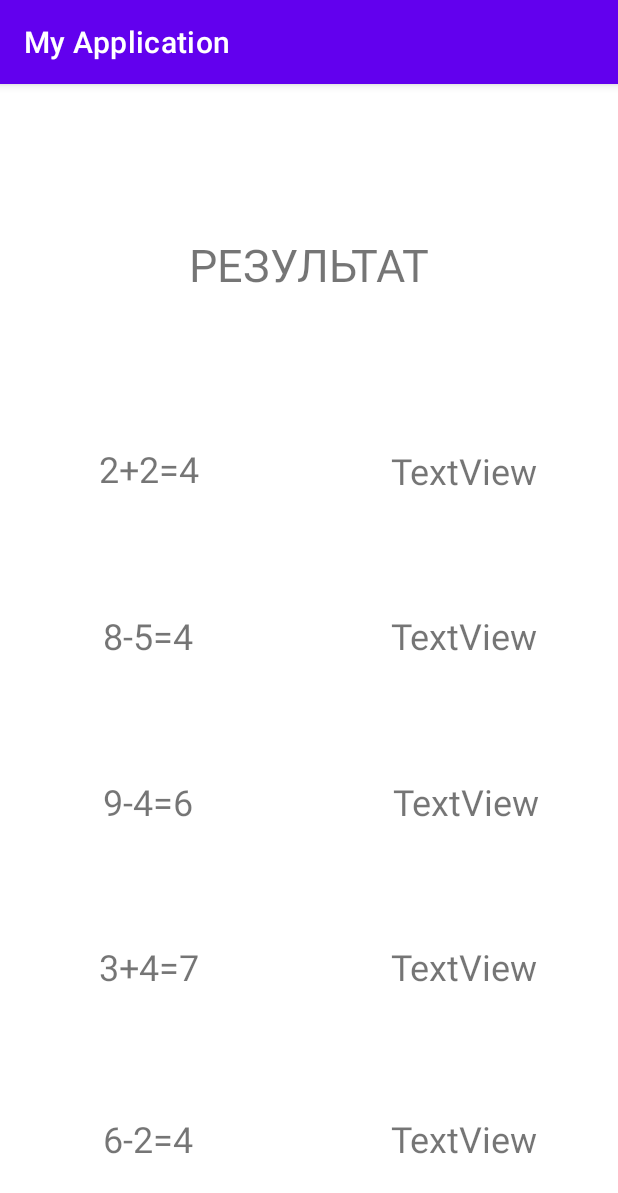
After one commit to Mve9031177286/Android_2020, an Android app: the ResultActivity screen opened directly, with no data from a screen before it, on a phone screen of 412 x 824 dp. The commit adds this screen. Shown: the top 1193 px of the screen. Run offline under Robolectric (Android 15) with nearby library versions, the phone set to English and light mode, and no system bars.

Commit message:
Подключил третью активность Вопросы подцеплены Правильность ответов пока нет

```diff
--- a/MyApplication/app/src/main/AndroidManifest.xml
+++ b/MyApplication/app/src/main/AndroidManifest.xml
@@ -9,7 +9,8 @@
         android:roundIcon="@mipmap/ic_launcher_round"
         android:supportsRtl="true"
         android:theme="@style/Theme.MyApplication">
-        <activity android:name=".AnswerActivity"></activity>
+        <activity android:name=".ResultActivity"></activity>
+        <activity android:name=".AnswerActivity" />
         <activity android:name=".MainActivity">
             <intent-filter>
                 <action android:name="android.intent.action.MAIN" />
--- a/MyApplication/app/src/main/java/com/example/myapplication/MainActivity.java
+++ b/MyApplication/app/src/main/java/com/example/myapplication/MainActivity.java
@@ -20,6 +20,7 @@ public class MainActivity extends AppCompatActivity {
     private Button yesBtn;// создал кнопку "да"
     private Button noBtn;// создал кнопку "нет"
     private Button showAnswer;
+    private Button resultBtn;
 
     private Question[] questions = new Question[]{
             new Question(R.string.question1, true),
@@ -43,7 +44,8 @@ public class MainActivity extends AppCompatActivity {
         textView = findViewById(R.id.textView);
         yesBtn = findViewById(R.id.yesBtn);// соединил кнопку "да" с компонентом view
         noBtn = findViewById(R.id.noBtn);//  соединил кнопку "нет" с компонентом view, стандартная конструкция, надо запомнить
-        showAnswer = findViewById(R.id.showAnswer);
+        showAnswer = findViewById(R.id.showAnswer);  //  в общем, контактим с виджетом
+        resultBtn = findViewById(R.id.resultBtn);
 
         textView.setText(questions[questionIndex].getQuestionResId());
         yesBtn.setOnClickListener(new View.OnClickListener() { // обработка нажатия пользователем кнопки "да"
@@ -85,6 +87,14 @@ public class MainActivity extends AppCompatActivity {
             }
         });
 
+        resultBtn.setOnClickListener(new View.OnClickListener() {
+            @Override
+            public void onClick(View view) {
+                Intent intent = new Intent(MainActivity.this, ResultActivity.class);
+                startActivity(intent); // командую: запускаем активность
+            }
+        });
+
     }
     @Override
     public void onStart(){
--- /dev/null
+++ b/MyApplication/app/src/main/java/com/example/myapplication/ResultActivity.java
@@ -0,0 +1,14 @@
+package com.example.myapplication;
+
+import androidx.appcompat.app.AppCompatActivity;
+
+import android.os.Bundle;
+
+public class ResultActivity extends AppCompatActivity {
+
+    @Override
+    protected void onCreate(Bundle savedInstanceState) {
+        super.onCreate(savedInstanceState);
+        setContentView(R.layout.activity_result);
+    }
+}
--- a/MyApplication/app/src/main/res/layout/activity_main.xml
+++ b/MyApplication/app/src/main/res/layout/activity_main.xml
@@ -50,6 +50,17 @@
         app:layout_constraintBottom_toBottomOf="parent"
         app:layout_constraintEnd_toEndOf="parent"
         app:layout_constraintStart_toStartOf="parent"
-        app:layout_constraintTop_toBottomOf="@+id/yesBtn" />
+        app:layout_constraintTop_toBottomOf="@+id/yesBtn"
+        app:layout_constraintVertical_bias="0.274" />
+
+    <Button
+        android:id="@+id/resultBtn"
+        android:layout_width="wrap_content"
+        android:layout_height="wrap_content"
+        android:text="@string/result"
+        app:layout_constraintBottom_toBottomOf="parent"
+        app:layout_constraintEnd_toEndOf="parent"
+        app:layout_constraintStart_toStartOf="parent"
+        app:layout_constraintTop_toBottomOf="@+id/showAnswer" />
 
 </androidx.constraintlayout.widget.ConstraintLayout>
--- /dev/null
+++ b/MyApplication/app/src/main/res/layout/activity_result.xml
@@ -0,0 +1,148 @@
+<?xml version="1.0" encoding="utf-8"?>
+<androidx.constraintlayout.widget.ConstraintLayout xmlns:android="http://schemas.android.com/apk/res/android"
+    xmlns:app="http://schemas.android.com/apk/res-auto"
+    xmlns:tools="http://schemas.android.com/tools"
+    android:layout_width="match_parent"
+    android:layout_height="match_parent"
+    tools:context=".ResultActivity">
+
+    <TextView
+        android:id="@+id/textView5"
+        android:layout_width="wrap_content"
+        android:layout_height="wrap_content"
+        android:text="@string/question3"
+        android:textSize="24sp"
+        app:layout_constraintBottom_toBottomOf="parent"
+        app:layout_constraintEnd_toStartOf="@+id/textView6"
+        app:layout_constraintHorizontal_bias="0.339"
+        app:layout_constraintStart_toStartOf="parent"
+        app:layout_constraintTop_toTopOf="parent"
+        app:layout_constraintVertical_bias="0.628" />
+
+    <TextView
+        android:id="@+id/textView6"
+        android:layout_width="wrap_content"
+        android:layout_height="wrap_content"
+        android:layout_marginEnd="52dp"
+        android:text="TextView"
+        android:textSize="24sp"
+        app:layout_constraintBottom_toBottomOf="parent"
+        app:layout_constraintEnd_toEndOf="parent"
+        app:layout_constraintTop_toTopOf="parent"
+        app:layout_constraintVertical_bias="0.628" />
+
+    <TextView
+        android:id="@+id/textView7"
+        android:layout_width="wrap_content"
+        android:layout_height="wrap_content"
+        android:text="TextView"
+        android:textSize="24sp"
+        app:layout_constraintBottom_toTopOf="@+id/textView6"
+        app:layout_constraintEnd_toEndOf="parent"
+        app:layout_constraintHorizontal_bias="0.831"
+        app:layout_constraintStart_toStartOf="parent"
+        app:layout_constraintTop_toTopOf="parent"
+        app:layout_constraintVertical_bias="0.818" />
+
+    <TextView
+        android:id="@+id/textView8"
+        android:layout_width="wrap_content"
+        android:layout_height="wrap_content"
+        android:text="TextView"
+        android:textSize="24sp"
+        app:layout_constraintBottom_toTopOf="@+id/textView7"
+        app:layout_constraintEnd_toEndOf="parent"
+        app:layout_constraintHorizontal_bias="0.831"
+        app:layout_constraintStart_toStartOf="parent"
+        app:layout_constraintTop_toTopOf="parent"
+        app:layout_constraintVertical_bias="0.757" />
+
+    <TextView
+        android:id="@+id/textView9"
+        android:layout_width="wrap_content"
+        android:layout_height="wrap_content"
+        android:text="TextView"
+        android:textSize="24sp"
+        app:layout_constraintBottom_toBottomOf="parent"
+        app:layout_constraintEnd_toEndOf="parent"
+        app:layout_constraintHorizontal_bias="0.831"
+        app:layout_constraintStart_toStartOf="parent"
+        app:layout_constraintTop_toBottomOf="@+id/textView6"
+        app:layout_constraintVertical_bias="0.32" />
+
+    <TextView
+        android:id="@+id/textView10"
+        android:layout_width="wrap_content"
+        android:layout_height="wrap_content"
+        android:text="TextView"
+        android:textSize="24sp"
+        app:layout_constraintBottom_toBottomOf="parent"
+        app:layout_constraintEnd_toEndOf="parent"
+        app:layout_constraintHorizontal_bias="0.831"
+        app:layout_constraintStart_toStartOf="parent"
+        app:layout_constraintTop_toBottomOf="@+id/textView9"
+        app:layout_constraintVertical_bias="0.625" />
+
+    <TextView
+        android:id="@+id/textView11"
+        android:layout_width="wrap_content"
+        android:layout_height="wrap_content"
+        android:text="@string/question2"
+        android:textSize="24sp"
+        app:layout_constraintBottom_toTopOf="@+id/textView5"
+        app:layout_constraintEnd_toStartOf="@+id/textView7"
+        app:layout_constraintHorizontal_bias="0.341"
+        app:layout_constraintStart_toStartOf="parent"
+        app:layout_constraintTop_toTopOf="parent"
+        app:layout_constraintVertical_bias="0.818" />
+
+    <TextView
+        android:id="@+id/textView12"
+        android:layout_width="wrap_content"
+        android:layout_height="wrap_content"
+        android:text="@string/question1"
+        android:textSize="24sp"
+        app:layout_constraintBottom_toTopOf="@+id/textView11"
+        app:layout_constraintEnd_toStartOf="@+id/textView8"
+        app:layout_constraintHorizontal_bias="0.341"
+        app:layout_constraintStart_toStartOf="parent"
+        app:layout_constraintTop_toTopOf="parent"
+        app:layout_constraintVertical_bias="0.754" />
+
+    <TextView
+        android:id="@+id/textView13"
+        android:layout_width="wrap_content"
+        android:layout_height="wrap_content"
+        android:text="@string/question4"
+        android:textSize="24sp"
+        app:layout_constraintBottom_toBottomOf="parent"
+        app:layout_constraintEnd_toStartOf="@+id/textView9"
+        app:layout_constraintHorizontal_bias="0.341"
+        app:layout_constraintStart_toStartOf="parent"
+        app:layout_constraintTop_toBottomOf="@+id/textView5"
+        app:layout_constraintVertical_bias="0.32" />
+
+    <TextView
+        android:id="@+id/textView14"
+        android:layout_width="wrap_content"
+        android:layout_height="wrap_content"
+        android:text="@string/question5"
+        android:textSize="24sp"
+        app:layout_constraintBottom_toBottomOf="parent"
+        app:layout_constraintEnd_toStartOf="@+id/textView10"
+        app:layout_constraintHorizontal_bias="0.341"
+        app:layout_constraintStart_toStartOf="parent"
+        app:layout_constraintTop_toBottomOf="@+id/textView13"
+        app:layout_constraintVertical_bias="0.626" />
+
+    <TextView
+        android:id="@+id/textView15"
+        android:layout_width="wrap_content"
+        android:layout_height="wrap_content"
+        android:text="@string/result"
+        android:textSize="30sp"
+        app:layout_constraintBottom_toTopOf="@+id/textView12"
+        app:layout_constraintEnd_toEndOf="parent"
+        app:layout_constraintStart_toStartOf="parent"
+        app:layout_constraintTop_toTopOf="parent" />
+</androidx.constraintlayout.widget.ConstraintLayout>
--- a/MyApplication/app/src/main/res/values/strings.xml
+++ b/MyApplication/app/src/main/res/values/strings.xml
@@ -13,5 +13,6 @@
     <string name="no">НЕТ</string>
     <string name="correct_answer">ПРАВИЛЬНЫЙ ОТВЕТ:</string>
     <string name="show_answer">ПОКАЗАТЬ ОТВЕТ</string>
+    <string name="result">РЕЗУЛЬТАТ</string>
     <string name="question" />
 </resources>
```
